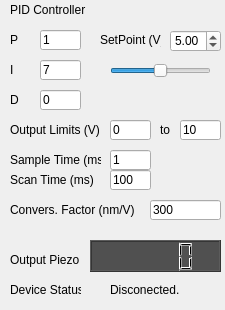
Old version of the form nanoscanner/instruments/scanningprobe/spm_layout.ui in the repository AllisonPessoa/nano-scanner.
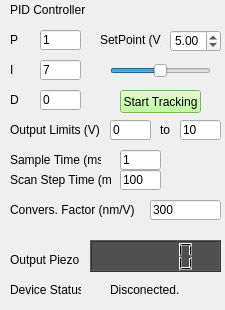
New version of the form.

Commit message: updated SPM feedback control

What changed in the file:
```diff
--- a/nanoscanner/instruments/scanningprobe/spm_layout.ui
+++ b/nanoscanner/instruments/scanningprobe/spm_layout.ui
@@ -236,7 +236,7 @@
   <widget class="QLineEdit" name="lineEdit_sampleTime">
    <property name="geometry">
     <rect>
-     <x>110</x>
+     <x>120</x>
      <y>150</y>
      <width>41</width>
      <height>20</height>
@@ -320,7 +320,7 @@
   <widget class="QLineEdit" name="lineEdit_scanTime">
    <property name="geometry">
     <rect>
-     <x>110</x>
+     <x>120</x>
      <y>170</y>
      <width>41</width>
      <height>20</height>
@@ -335,7 +335,7 @@
     <rect>
      <x>10</x>
      <y>170</y>
-     <width>91</width>
+     <width>101</width>
      <height>20</height>
     </rect>
    </property>
@@ -346,7 +346,7 @@
     <string/>
    </property>
    <property name="text">
-    <string>Scan Time (ms)</string>
+    <string>Scan Step Time (ms)</string>
    </property>
   </widget>
   <widget class="QDoubleSpinBox" name="doubleSpinBox_setPoint">
@@ -368,6 +368,28 @@
     <double>5.000000000000000</double>
    </property>
   </widget>
+  <widget class="QPushButton" name="pushButton_startTracking">
+   <property name="geometry">
+    <rect>
+     <x>120</x>
+     <y>90</y>
+     <width>81</width>
+     <height>23</height>
+    </rect>
+   </property>
+   <property name="styleSheet">
+    <string notr="true">background-color: rgb(170, 255, 127);</string>
+   </property>
+   <property name="text">
+    <string>Start Tracking</string>
+   </property>
+   <property name="checkable">
+    <bool>true</bool>
+   </property>
+   <property name="checked">
+    <bool>false</bool>
+   </property>
+  </widget>
  </widget>
  <resources/>
  <connections/>
```
Left out of the diff: 12 changed lines with no effect on the pictures. The commit also changes 1 other file.
